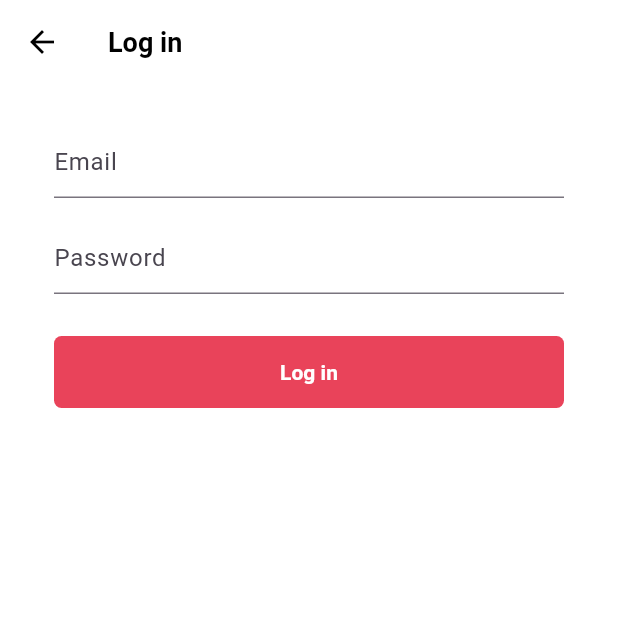
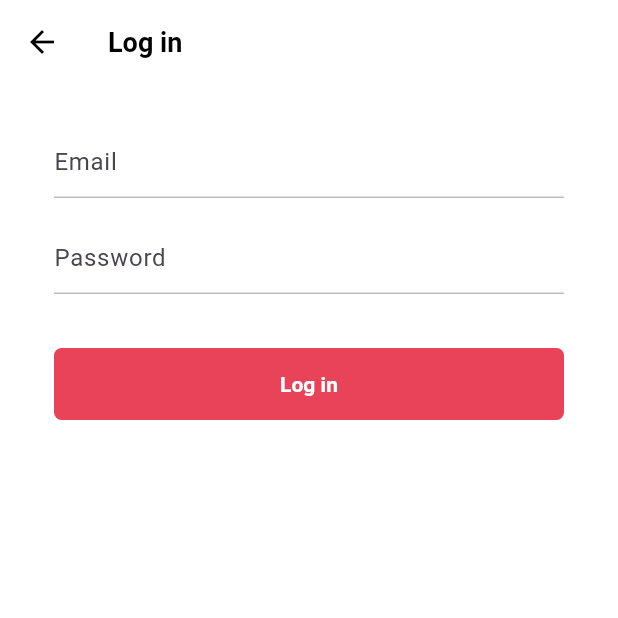
Before and after one commit to So5L/tiktok_clone, a Flutter app: the LoginFormScreen screen opened directly, on a phone screen of 412 x 824 dp, the top half of it. Run offline on Flutter 3.47's test engine with Material 3 defaults, Android fonts, the phone set to English and light mode, and no system bars; our stand-ins replace font_awesome_flutter.

Commit message:
#4.9 Login Form

```diff
--- a/lib/authentication/birthday_screen.dart
+++ b/lib/authentication/birthday_screen.dart
@@ -83,6 +83,7 @@ class _BirthdayScreenState extends State<BirthdayScreen> {
               ),
               Gaps.v16,
               TextField(
+                autocorrect: false,
                 enabled: false,
                 onEditingComplete: _onNextTap,
                 controller: _birthdayController,
@@ -100,7 +101,7 @@ class _BirthdayScreenState extends State<BirthdayScreen> {
                 ),
                 cursorColor: Theme.of(context).primaryColor,
               ),
-              Gaps.v16,
+              Gaps.v36,
               GestureDetector(
                 onTap: _onNextTap,
                 child: const FormButton(
--- a/lib/authentication/email_screen.dart
+++ b/lib/authentication/email_screen.dart
@@ -84,7 +84,6 @@ class _EmailScreenState extends State<EmailScreen> {
               Gaps.v16,
               TextField(
                 keyboardType: TextInputType.emailAddress,
-                autocorrect: false,
                 controller: _emailcontroller,
                 onEditingComplete: _onNextTap,
                 decoration: InputDecoration(
@@ -103,7 +102,7 @@ class _EmailScreenState extends State<EmailScreen> {
                 ),
                 cursorColor: Theme.of(context).primaryColor,
               ),
-              Gaps.v16,
+              Gaps.v36,
               GestureDetector(
                 onTap: _onNextTap,
                 child: FormButton(
--- a/lib/authentication/login_form_screen.dart
+++ b/lib/authentication/login_form_screen.dart
@@ -1,5 +1,5 @@
 import 'package:flutter/material.dart';
-import 'package:tiktok_clone/authentication/email_screen.dart';
+import 'package:font_awesome_flutter/font_awesome_flutter.dart';
 import 'package:tiktok_clone/authentication/widgets/form_button.dart';
 import 'package:tiktok_clone/constants/gaps.dart';
 import 'package:tiktok_clone/constants/sizes.dart';
@@ -12,21 +12,40 @@ class LoginFormScreen extends StatefulWidget {
 }
 
 class _LoginFormScreenState extends State<LoginFormScreen> {
-  void _onNextTap() {
-    Navigator.of(context).push(
-      MaterialPageRoute(
-        builder: (context) => const EmailScreen(),
-      ),
-    );
+  final GlobalKey<FormState> _formKey = GlobalKey<FormState>();
+  final TextEditingController _passwordcontroller = TextEditingController();
+  final regExp = RegExp(
+      r"^[a-zA-Z0-9.a-zA-Z0-9.!#$%&'*+-/=?^_`{|}~]+@[a-zA-Z0-9]+\.[a-zA-Z]+");
+  bool _obscureText = true;
+  Map<String, String> formData = {};
+
+  void _onSubmitTap() {
+    if (_formKey.currentState != null) {
+      if (_formKey.currentState!.validate()) {
+        _formKey.currentState!.save();
+        print(formData);
+      }
+    }
   }
 
   void _onScaffoldTap() {
     FocusScope.of(context).unfocus();
   }
 
+  void _onClearTap() {
+    _passwordcontroller.clear();
+  }
+
+  void _toggleObscureText() {
+    _obscureText = !_obscureText;
+    setState(() {});
+  }
+
   @override
   Widget build(BuildContext context) {
-    return Scaffold(
+    return GestureDetector(
+      onTap: _onScaffoldTap,
+      child: Scaffold(
         backgroundColor: Colors.white,
         appBar: AppBar(
           title: const Text(
@@ -37,23 +56,98 @@ class _LoginFormScreenState extends State<LoginFormScreen> {
           padding: const EdgeInsets.symmetric(
             horizontal: Sizes.size36,
           ),
+          child: Form(
+            key: _formKey,
             child: Column(
               children: [
                 Gaps.v28,
                 TextFormField(
-              decoration: const InputDecoration(
+                  onEditingComplete: _onSubmitTap,
+                  keyboardType: TextInputType.emailAddress,
+                  validator: (value) {
+                    if (value!.isNotEmpty) {
+                      if (!regExp.hasMatch(value)) {
+                        return "Email not valid";
+                      }
+                    }
+                    return null;
+                  },
+                  onSaved: (newValue) {
+                    if (newValue != null) {
+                      formData['email'] = newValue;
+                    }
+                  },
+                  decoration: InputDecoration(
                     hintText: 'Email',
+                    enabledBorder: UnderlineInputBorder(
+                      borderSide: BorderSide(
+                        color: Colors.grey.shade400,
                       ),
+                    ),
+                    focusedBorder: UnderlineInputBorder(
+                      borderSide: BorderSide(
+                        color: Colors.grey.shade400,
+                      ),
+                    ),
+                  ),
+                  cursorColor: Theme.of(context).primaryColor,
                 ),
                 Gaps.v16,
                 TextFormField(
-              decoration: const InputDecoration(
+                  obscureText: _obscureText,
+                  autocorrect: false,
+                  validator: (value) {
+                    return null;
+                  },
+                  onSaved: (newValue) {
+                    if (newValue != null) {
+                      formData['password'] = newValue;
+                    }
+                  },
+                  controller: _passwordcontroller,
+                  onEditingComplete: _onSubmitTap,
+                  decoration: InputDecoration(
                     hintText: 'Password',
+                    enabledBorder: UnderlineInputBorder(
+                      borderSide: BorderSide(
+                        color: Colors.grey.shade400,
                       ),
                     ),
-            Gaps.v28,
+                    focusedBorder: UnderlineInputBorder(
+                      borderSide: BorderSide(
+                        color: Colors.grey.shade400,
+                      ),
+                    ),
+                    suffix: Row(
+                      mainAxisSize: MainAxisSize.min,
+                      children: [
                         GestureDetector(
-              onTap: _onNextTap,
+                          onTap: _onClearTap,
+                          child: FaIcon(
+                            FontAwesomeIcons.solidCircleXmark,
+                            color: Colors.grey.shade500,
+                            size: Sizes.size20,
+                          ),
+                        ),
+                        Gaps.h16,
+                        GestureDetector(
+                          onTap: _toggleObscureText,
+                          child: FaIcon(
+                            _obscureText
+                                ? FontAwesomeIcons.eye
+                                : FontAwesomeIcons.eyeSlash,
+                            color: Colors.grey.shade500,
+                            size: Sizes.size20,
+                          ),
+                        )
+                      ],
+                    ),
+                  ),
+                  cursorColor: Theme.of(context).primaryColor,
+                ),
+                Gaps.v36,
+                GestureDetector(
+                  onTap: _onSubmitTap,
                   child: const FormButton(
                     disabled: false,
                     buttonName: 'Log in',
@@ -62,6 +156,8 @@ class _LoginFormScreenState extends State<LoginFormScreen> {
               ],
             ),
           ),
+        ),
+      ),
     );
   }
 }
--- a/lib/authentication/password_screen.dart
+++ b/lib/authentication/password_screen.dart
@@ -179,7 +179,7 @@ class _PasswordScreenState extends State<PasswordScreen> {
                   const Text("Letters, numbers, and special characters")
                 ],
               ),
-              Gaps.v16,
+              Gaps.v36,
               GestureDetector(
                 onTap: _onNextTap,
                 child: FormButton(
--- a/lib/authentication/username_screen.dart
+++ b/lib/authentication/username_screen.dart
@@ -98,7 +98,7 @@ class _UsernameScreenState extends State<UsernameScreen> {
                 ),
                 cursorColor: Theme.of(context).primaryColor,
               ),
-              Gaps.v16,
+              Gaps.v36,
               GestureDetector(
                 onTap: _onNextTap,
                 child: FormButton(
```
Also changed, not shown: lib/authentication/sign_up_screen.dart (+2 -14 lines). Lines whose indentation alone changed are shown as unchanged.
